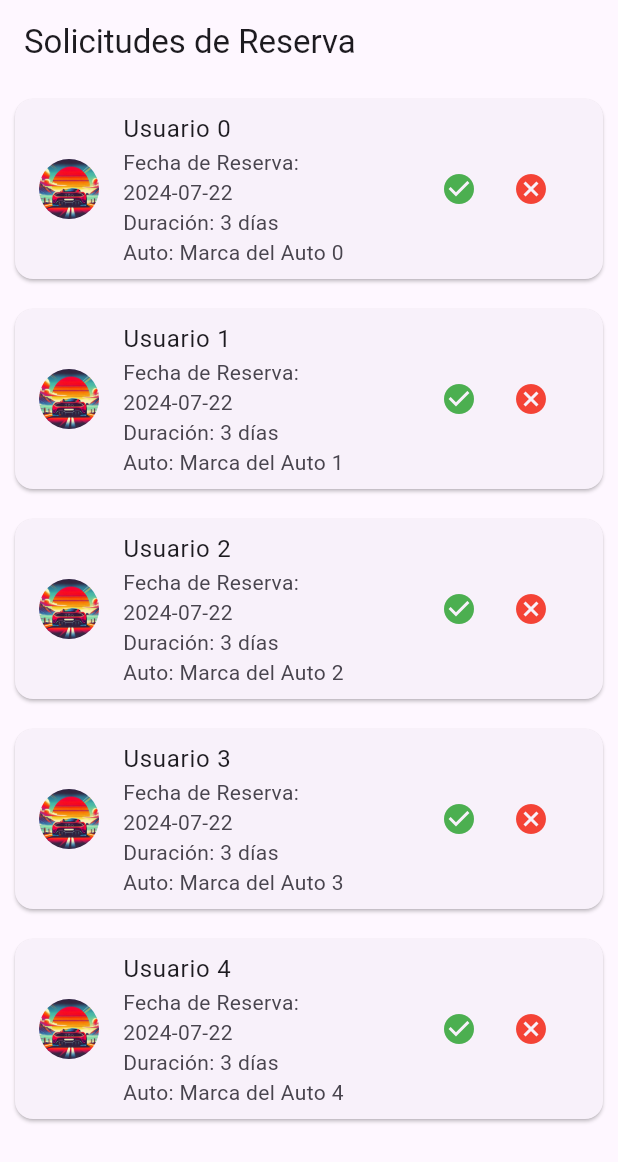
After one commit to jdgaleas1/Moviles, a Flutter app: the VerSolicitudesReserva screen opened directly, on a phone screen of 412 x 824 dp. The commit adds this screen. Shown: the top 1162 px of the screen. Run offline on Flutter 3.47's test engine with Material 3 defaults, Android fonts, the light colour scheme and no system bars.

Commit message:
Proveedor y Reserva

```diff
--- /dev/null
+++ b/lib/View/VerReservas.dart
@@ -0,0 +1,66 @@
+import 'package:flutter/material.dart';
+
+class VerSolicitudesReserva extends StatefulWidget {
+  const VerSolicitudesReserva({super.key});
+
+  @override
+  State<VerSolicitudesReserva> createState() => _VerSolicitudesReservaState();
+}
+
+class _VerSolicitudesReservaState extends State<VerSolicitudesReserva> {
+  @override
+  Widget build(BuildContext context) {
+    return Scaffold(
+      appBar: AppBar(
+        title: const Text('Solicitudes de Reserva'),
+      ),
+      body: ListView.builder(
+        itemCount: 5, // Número de solicitudes en la lista
+        itemBuilder: (context, index) {
+          return Card(
+            margin: const EdgeInsets.all(10),
+            child: ListTile(
+              leading: CircleAvatar(
+                backgroundImage: AssetImage('assets/images/car_login.jpg'), // Imagen de ejemplo
+              ),
+              title: Text('Usuario $index'), // Información de ejemplo
+              subtitle: Column(
+                crossAxisAlignment: CrossAxisAlignment.start,
+                children: [
+                  Text('Fecha de Reserva: 2024-07-22'),
+                  Text('Duración: 3 días'),
+                  Text('Auto: Marca del Auto $index'),
+                ],
+              ),
+              trailing: Row(
+                mainAxisSize: MainAxisSize.min,
+                children: [
+                  IconButton(
+                    icon: const Icon(Icons.check_circle),
+                    color: Colors.green,
+                    onPressed: () {
+                      // Acción para aceptar la solicitud
+                    },
+                  ),
+                  IconButton(
+                    icon: const Icon(Icons.cancel),
+                    color: Colors.red,
+                    onPressed: () {
+                      // Acción para rechazar la solicitud
+                    },
+                  ),
+                ],
+              ),
+            ),
+          );
+        },
+      ),
+    );
+  }
+}
+
+void main() {
+  runApp(const MaterialApp(
+    home: VerSolicitudesReserva(),
+  ));
+}
```
Also changed, not shown: lib/View/Proveedor.dart (added, +69 -0 lines), lib/View/VerProveedor.dart (added, +70 -0 lines), lib/main.dart (+16 -1 lines).
